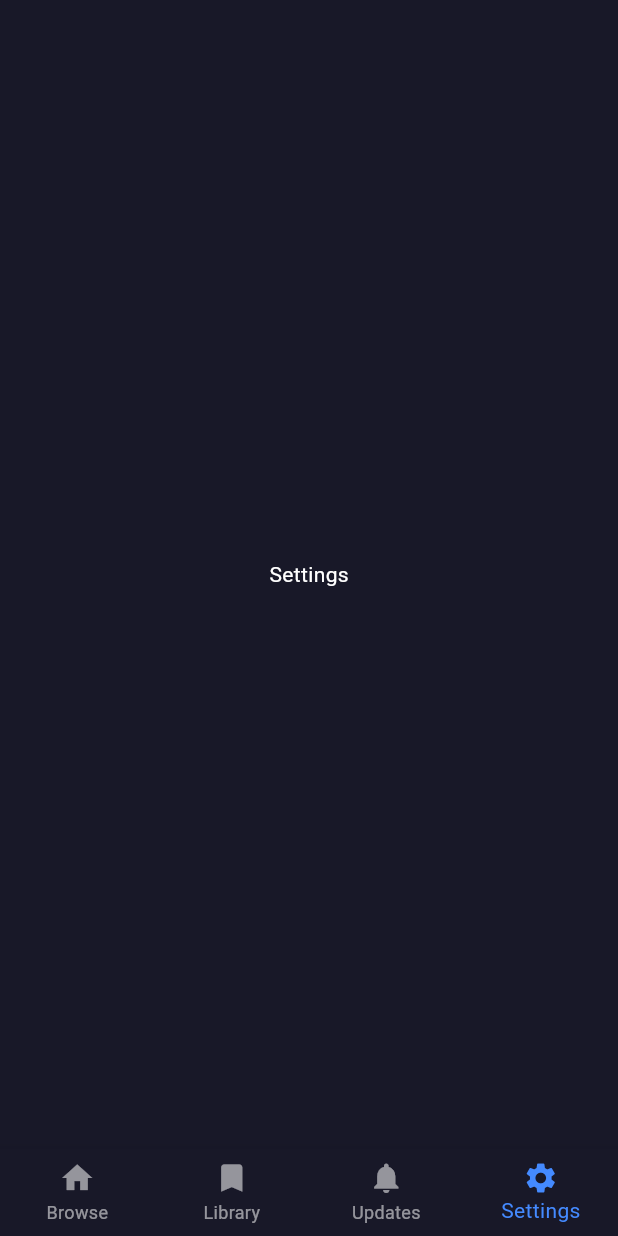
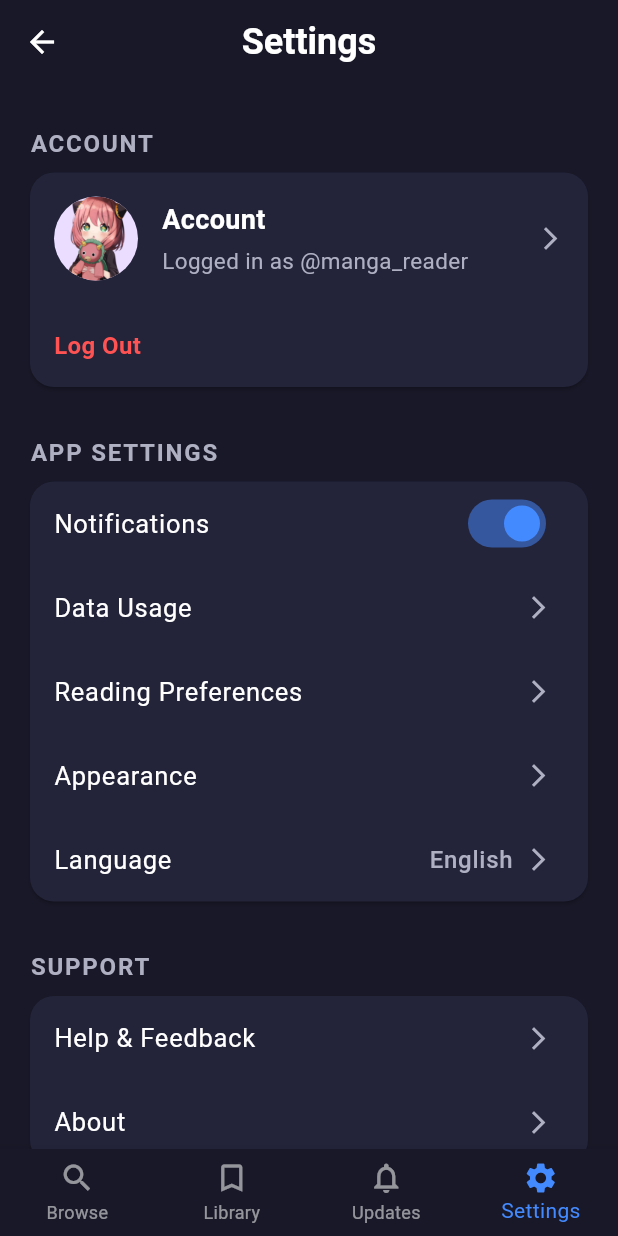
Before and after one commit to Vlex127/manga, a Flutter app: the screen it shows after launch, item 4 of the bottom bar chosen, on a phone screen of 412 x 824 dp. Run offline on Flutter 3.47's test engine with Material 3 defaults, Android fonts, the phone set to English and light mode, and no system bars.

Commit message:
Implement Settings and Updates screens; enhance navigation in main.dart

```diff
--- a/lib/main.dart
+++ b/lib/main.dart
@@ -1,5 +1,7 @@
 import 'package:flutter/material.dart';
-import 'library.dart'; // Make sure this file exists and exports LibraryScreen
+import 'library.dart';
+import 'settings.dart';
+import 'updates.dart';
 
 void main() {
   runApp(const MyApp());
@@ -30,9 +32,8 @@ class _MainNavigationState extends State<MainNavigation> {
   final List<Widget> _screens = [
     const BrowseMangaScreen(),
     const LibraryScreen(),
-    // Add other screens if needed
-    Center(child: Text('Updates', style: TextStyle(color: Colors.white))),
-    Center(child: Text('Settings', style: TextStyle(color: Colors.white))),
+    const UpdatesScreen(),
+    const SettingsScreen(),
   ];
 
   @override
@@ -45,17 +46,23 @@ class _MainNavigationState extends State<MainNavigation> {
         backgroundColor: const Color(0xFF181828),
         selectedItemColor: Colors.blueAccent,
         unselectedItemColor: Colors.white54,
+        currentIndex: _currentIndex,
+        onTap: (index) {
+          setState(() {
+            _currentIndex = index;
+          });
+        },
         items: const [
           BottomNavigationBarItem(
-            icon: Icon(Icons.home),
+            icon: Icon(Icons.search),
             label: 'Browse',
           ),
           BottomNavigationBarItem(
-            icon: Icon(Icons.bookmark),
+            icon: Icon(Icons.bookmark_border),
             label: 'Library',
           ),
           BottomNavigationBarItem(
-            icon: Icon(Icons.notifications),
+            icon: Icon(Icons.notifications_none),
             label: 'Updates',
           ),
           BottomNavigationBarItem(
@@ -63,12 +70,6 @@ class _MainNavigationState extends State<MainNavigation> {
             label: 'Settings',
           ),
         ],
-        currentIndex: _currentIndex,
-        onTap: (index) {
-          setState(() {
-            _currentIndex = index;
-          });
-        },
       ),
     );
   }
@@ -170,7 +171,7 @@ class BrowseMangaScreen extends StatelessWidget {
           ],
         ),
       ),
-       );
+    );
   }
 }
 
--- /dev/null
+++ b/lib/settings.dart
@@ -0,0 +1,188 @@
+import 'package:flutter/material.dart';
+
+class SettingsScreen extends StatefulWidget {
+  const SettingsScreen({Key? key}) : super(key: key);
+
+  @override
+  State<SettingsScreen> createState() => _SettingsScreenState();
+}
+
+class _SettingsScreenState extends State<SettingsScreen> {
+  bool notificationsEnabled = true;
+  String language = 'English';
+
+  @override
+  Widget build(BuildContext context) {
+    return Scaffold(
+      backgroundColor: const Color(0xFF181828),
+      appBar: AppBar(
+        backgroundColor: const Color(0xFF181828),
+        elevation: 0,
+        leading: IconButton(
+          icon: const Icon(Icons.arrow_back, color: Colors.white),
+          onPressed: () => Navigator.of(context).pop(),
+        ),
+        title: const Text(
+          'Settings',
+          style: TextStyle(
+            color: Colors.white,
+            fontWeight: FontWeight.bold,
+            fontSize: 24,
+          ),
+        ),
+        centerTitle: true,
+      ),
+      body: ListView(
+        padding: const EdgeInsets.all(16),
+        children: [
+          const SizedBox(height: 8),
+          _buildSectionTitle('ACCOUNT'),
+          _buildAccountCard(),
+          const SizedBox(height: 24),
+          _buildSectionTitle('APP SETTINGS'),
+          _buildAppSettingsCard(),
+          const SizedBox(height: 24),
+          _buildSectionTitle('SUPPORT'),
+          _buildSupportCard(),
+        ],
+      ),
+    );
+  }
+
+  Widget _buildSectionTitle(String title) {
+    return Padding(
+      padding: const EdgeInsets.symmetric(horizontal: 4, vertical: 4),
+      child: Text(
+        title,
+        style: const TextStyle(
+          color: Color(0xFFB0B0C3),
+          fontWeight: FontWeight.bold,
+          fontSize: 16,
+          letterSpacing: 1.2,
+        ),
+      ),
+    );
+  }
+
+  Widget _buildAccountCard() {
+    return Card(
+      color: const Color(0xFF23233A),
+      shape: RoundedRectangleBorder(borderRadius: BorderRadius.circular(16)),
+      child: Padding(
+        padding: const EdgeInsets.all(16),
+        child: Column(
+          crossAxisAlignment: CrossAxisAlignment.start,
+          children: [
+            Row(
+              children: [
+                CircleAvatar(
+                  radius: 28,
+                  backgroundImage: AssetImage('assets/anya.png'), // Use your asset
+                ),
+                const SizedBox(width: 16),
+                Column(
+                  crossAxisAlignment: CrossAxisAlignment.start,
+                  children: const [
+                    Text(
+                      'Account',
+                      style: TextStyle(
+                        color: Colors.white,
+                        fontWeight: FontWeight.bold,
+                        fontSize: 18,
+                      ),
+                    ),
+                    SizedBox(height: 4),
+                    Text(
+                      'Logged in as @manga_reader',
+                      style: TextStyle(
+                        color: Color(0xFFB0B0C3),
+                        fontSize: 15,
+                      ),
+                    ),
+                  ],
+                ),
+                const Spacer(),
+                Icon(Icons.arrow_forward_ios, color: Color(0xFFB0B0C3), size: 18),
+              ],
+            ),
+            const Divider(height: 32, color: Color(0xFF23233A)),
+            GestureDetector(
+              onTap: () {},
+              child: const Text(
+                'Log Out',
+                style: TextStyle(
+                  color: Colors.redAccent,
+                  fontWeight: FontWeight.bold,
+                  fontSize: 16,
+                ),
+              ),
+            ),
+          ],
+        ),
+      ),
+    );
+  }
+
+  Widget _buildAppSettingsCard() {
+    return Card(
+      color: const Color(0xFF23233A),
+      shape: RoundedRectangleBorder(borderRadius: BorderRadius.circular(16)),
+      child: Column(
+        children: [
+          SwitchListTile(
+            value: notificationsEnabled,
+            onChanged: (val) => setState(() => notificationsEnabled = val),
+            title: const Text('Notifications', style: TextStyle(color: Colors.white, fontSize: 17)),
+            activeColor: Colors.blueAccent,
+            inactiveThumbColor: Colors.grey,
+            inactiveTrackColor: Colors.grey.shade700,
+          ),
+          _buildSettingsTile('Data Usage'),
+          _buildSettingsTile('Reading Preferences'),
+          _buildSettingsTile('Appearance'),
+          ListTile(
+            title: const Text('Language', style: TextStyle(color: Colors.white, fontSize: 17)),
+            trailing: Row(
+              mainAxisSize: MainAxisSize.min,
+              children: [
+                Text(language, style: const TextStyle(color: Color(0xFFB0B0C3), fontSize: 16)),
+                const SizedBox(width: 8),
+                const Icon(Icons.arrow_forward_ios, color: Color(0xFFB0B0C3), size: 18),
+              ],
+            ),
+            onTap: () {},
+          ),
+        ],
+      ),
+    );
+  }
+
+  Widget _buildSettingsTile(String title) {
+    return ListTile(
+      title: Text(title, style: const TextStyle(color: Colors.white, fontSize: 17)),
+      trailing: const Icon(Icons.arrow_forward_ios, color: Color(0xFFB0B0C3), size: 18),
+      onTap: () {},
+    );
+  }
+
+  Widget _buildSupportCard() {
+    return Card(
+      color: const Color(0xFF23233A),
+      shape: RoundedRectangleBorder(borderRadius: BorderRadius.circular(16)),
+      child: Column(
+        children: [
+          ListTile(
+            title: const Text('Help & Feedback', style: TextStyle(color: Colors.white, fontSize: 17)),
+            trailing: const Icon(Icons.arrow_forward_ios, color: Color(0xFFB0B0C3), size: 18),
+            onTap: () {},
+          ),
+          ListTile(
+            title: const Text('About', style: TextStyle(color: Colors.white, fontSize: 17)),
+            trailing: const Icon(Icons.arrow_forward_ios, color: Color(0xFFB0B0C3), size: 18),
+            onTap: () {},
+          ),
+        ],
+      ),
+    );
+  }
+}
--- /dev/null
+++ b/lib/updates.dart
@@ -0,0 +1,30 @@
+import 'package:flutter/material.dart';
+
+class UpdatesScreen extends StatelessWidget {
+  const UpdatesScreen({Key? key}) : super(key: key);
+
+  @override
+  Widget build(BuildContext context) {
+    return Scaffold(
+      backgroundColor: const Color(0xFF181828),
+      appBar: AppBar(
+        backgroundColor: Colors.transparent,
+        elevation: 0,
+        title: const Text(
+          'Updates',
+          style: TextStyle(
+            fontWeight: FontWeight.bold,
+            fontSize: 28,
+            color: Colors.white,
+          ),
+        ),
+      ),
+      body: const Center(
+        child: Text(
+          'Catch up on new and exciting Mangas.',
+          style: TextStyle(color: Colors.white54, fontSize: 18),
+        ),
+      ),
+    );
+  }
+}
```
